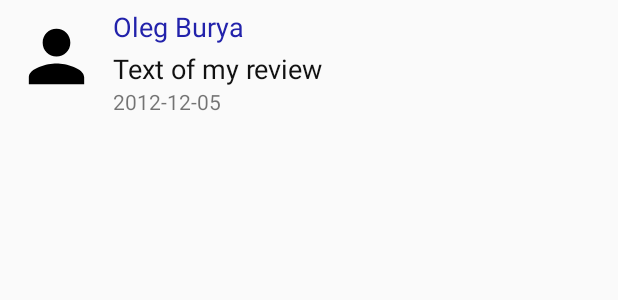
After one commit to ORKenG/Diplom, an Android app: the layout adapter2.xml on its own in the app's theme, with its tools: preview values and no code run, on a phone screen of 412 x 824 dp. The commit adds this screen. Shown: the top 300 px of the screen. Run offline under Robolectric (Android 15) with nearby library versions, the phone set to English and light mode, and no system bars; network calls fail.

Commit message:
BlackList

```diff
--- a/app/src/main/java/youtube/demo/youtubedemo/Activities/JobActivity.java
+++ b/app/src/main/java/youtube/demo/youtubedemo/Activities/JobActivity.java
@@ -166,6 +166,7 @@ public class JobActivity extends AppCompatActivity {
             line.add(0, counts.get(i).get(1));
             line.add(1, counts.get(i).get(0));
             line.add(2, counts.get(i).get(3));
+            line.add(3, counts.get(i).get(4));
             counts2.add(i-2,line);
             id.add(i-2,counts.get(i).get(2));
         }
--- a/app/src/main/java/youtube/demo/youtubedemo/Activities/MainActivity.java
+++ b/app/src/main/java/youtube/demo/youtubedemo/Activities/MainActivity.java
@@ -14,7 +14,6 @@ import android.support.v7.widget.Toolbar;
 import android.view.Menu;
 import android.view.MenuItem;
 import android.view.Window;
-import android.widget.Toast;
 
 import youtube.demo.youtubedemo.Fragments.GmapFragment;
 import youtube.demo.youtubedemo.R;
@@ -106,7 +105,7 @@ public static boolean flag=true;
             startActivity(intent);
         } else if (id == R.id.nav_manage) {
             flag=!flag;
-            Toast.makeText(this,String.valueOf(flag),Toast.LENGTH_SHORT).show();
+
             fm.beginTransaction().replace(R.id.content_frame, new GmapFragment()).commit();
 
 
--- a/app/src/main/java/youtube/demo/youtubedemo/AsyncTasks/LoadUserProfile.java
+++ b/app/src/main/java/youtube/demo/youtubedemo/AsyncTasks/LoadUserProfile.java
@@ -64,10 +64,12 @@ public class LoadUserProfile extends AsyncTask<Void, Void, ArrayList<ArrayList<S
                 String from = c.getString("fromm");
                 String fromid = c.getString("fromid");
                 String date = c.getString("date");
+                String mark = c.getString("mark");
                 line.add(0,txt);
                 line.add(1,from);
                 line.add(2,fromid);
                 line.add(3,date);
+                line.add(4,mark);
                 array.add(i+2,line);
             }
         } catch (JSONException | IOException e) {
--- /dev/null
+++ b/app/src/main/res/layout/adapter2.xml
@@ -0,0 +1,72 @@
+<?xml version="1.0" encoding="utf-8"?>
+<LinearLayout xmlns:android="http://schemas.android.com/apk/res/android"
+    xmlns:app="http://schemas.android.com/apk/res-auto"
+    android:orientation="horizontal" android:layout_width="match_parent"
+    android:layout_height="match_parent">
+    <ImageView
+        android:layout_margin="10dp"
+        android:layout_width="55dp"
+        android:layout_height="55dp"
+        app:srcCompat="@drawable/ic_person_black_24dp"/>
+    <LinearLayout
+        android:layout_width="wrap_content"
+        android:layout_height="wrap_content"
+        android:orientation="vertical">
+        <LinearLayout
+            android:layout_width="wrap_content"
+            android:layout_height="wrap_content"
+            android:orientation="horizontal">
+        <TextView
+            android:id="@+id/adapterName"
+            android:layout_width="wrap_content"
+            android:layout_height="wrap_content"
+            android:textSize="18sp"
+            android:textColor="#2222ab"
+            android:layout_marginTop="5dp"
+            android:text="Oleg Burya"/>
+            <ImageView
+                android:id="@+id/starOne"
+                android:layout_width="25dp"
+                android:visibility="invisible"
+                android:layout_height="wrap_content"
+                android:src="@drawable/ic_stars"/>
+            <ImageView
+                android:id="@+id/starTwo"
+                android:layout_width="25dp"
+                android:visibility="invisible"
+                android:layout_height="wrap_content"
+                android:src="@drawable/ic_stars"/>
+            <ImageView
+                android:id="@+id/starThree"
+                android:layout_width="25dp"
+                android:visibility="invisible"
+                android:layout_height="wrap_content"
+                android:src="@drawable/ic_stars"/>
+            <ImageView
+                android:id="@+id/starFour"
+                android:layout_width="25dp"
+                android:visibility="invisible"
+                android:layout_height="wrap_content"
+                android:src="@drawable/ic_stars"/>
+            <ImageView
+                android:id="@+id/starFive"
+                android:layout_width="25dp"
+                android:layout_height="wrap_content"
+                android:visibility="invisible"
+                android:src="@drawable/ic_stars"/>
+        </LinearLayout>
+        <TextView
+            android:id="@+id/adapterText"
+            android:layout_marginTop="1dp"
+            android:layout_width="wrap_content"
+            android:layout_height="wrap_content"
+            android:textSize="18sp"
+            android:textColor="#111111"
+            android:text="Text of my review"/>
+        <TextView
+            android:id="@+id/adapterDate"
+            android:layout_width="wrap_content"
+            android:layout_height="wrap_content"
+            android:text="2012-12-05"/>
+    </LinearLayout>
+</LinearLayout>
--- a/app/src/main/res/layout/content_user__profile.xml
+++ b/app/src/main/res/layout/content_user__profile.xml
@@ -29,6 +29,11 @@
         android:layout_width="match_parent"
         android:layout_height="24dp"
         android:id="@+id/avg_mark"/>
+    <Button
+        android:id="@+id/addToBlacklist"
+        android:layout_width="match_parent"
+        android:layout_height="wrap_content"
+        android:text="Добавить в черный список"/>
     <EditText
         android:id="@+id/input_review"
         android:layout_width="match_parent"
```
Also changed, not shown: app/src/main/java/youtube/demo/youtubedemo/Activities/LoginActivity.java (+8 -6 lines), app/src/main/java/youtube/demo/youtubedemo/Activities/User_Profile.java (+24 -8 lines), app/src/main/java/youtube/demo/youtubedemo/AsyncTasks/Insert_into_blacklist.java (added, +41 -0 lines), app/src/main/java/youtube/demo/youtubedemo/Fragments/GmapFragment.java (+37 -16 lines), app/src/main/java/youtube/demo/youtubedemo/MyAdapter2.java (added, +53 -0 lines), app/src/main/res/layout/fragment_gmaps.xml (+16 -3 lines), app/src/main/res/drawable-hdpi/ic_stars.png (added), app/src/main/res/drawable-mdpi/ic_stars.png (added), app/src/main/res/drawable-xhdpi/ic_stars.png (added), app/src/main/res/drawable-xxhdpi/ic_stars.png (added).
